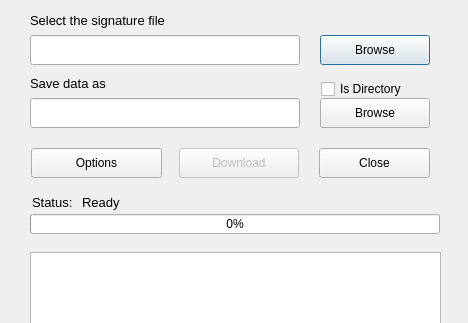
Qt form apt_offline_gui/AptOfflineQtFetch.ui (rickysarraf/apt-offline) before a commit; both pictures show x 0 to 468 and y 0 to 323 of the 468 by 483 pixel window.
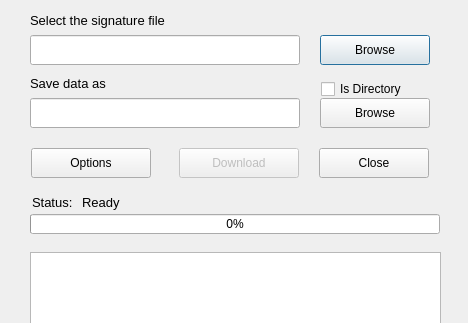
The same form after that commit. Icons and pictures are not drawn.

Commit message: Some .ui file updates using designer 5

Diff of the .ui file:
```diff
--- a/apt_offline_gui/AptOfflineQtFetch.ui
+++ b/apt_offline_gui/AptOfflineQtFetch.ui
@@ -94,7 +94,7 @@
     <rect>
      <x>319</x>
      <y>148</y>
-     <width>111</width>
+     <width>110</width>
      <height>30</height>
     </rect>
    </property>
@@ -238,7 +238,7 @@
     <rect>
      <x>31</x>
      <y>148</y>
-     <width>131</width>
+     <width>120</width>
      <height>30</height>
     </rect>
    </property>
```
Left out of the diff: 48 changed lines with no effect on the pictures. The commit also changes 4 other files.
